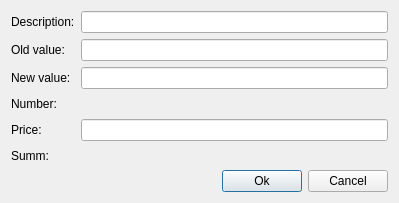
First picture: the form in editpayment.ui, repository sergey196510/mycash, before the edit.
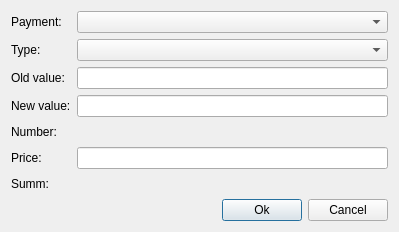
Second picture: the form after the edit.

The edit to the form file:
```diff
--- a/editpayment.ui
+++ b/editpayment.ui
@@ -7,7 +7,7 @@
     <x>0</x>
     <y>0</y>
     <width>399</width>
-    <height>203</height>
+    <height>232</height>
    </rect>
   </property>
   <property name="windowTitle">
@@ -16,74 +16,84 @@
   <layout class="QVBoxLayout" name="verticalLayout">
    <item>
     <layout class="QGridLayout" name="gridLayout">
-     <item row="4" column="0">
+     <item row="5" column="0">
       <widget class="QLabel" name="label_4">
        <property name="text">
         <string>Price:</string>
        </property>
       </widget>
      </item>
-     <item row="2" column="1">
+     <item row="3" column="1">
       <widget class="QLineEdit" name="newEdit"/>
      </item>
-     <item row="3" column="0">
+     <item row="4" column="0">
       <widget class="QLabel" name="label_5">
        <property name="text">
         <string>Number:</string>
        </property>
       </widget>
      </item>
-     <item row="2" column="0">
+     <item row="3" column="0">
       <widget class="QLabel" name="label_3">
        <property name="text">
         <string>New value:</string>
        </property>
       </widget>
      </item>
-     <item row="1" column="0">
+     <item row="2" column="0">
       <widget class="QLabel" name="label_2">
        <property name="text">
         <string>Old value:</string>
        </property>
       </widget>
      </item>
-     <item row="3" column="1">
-      <widget class="QLabel" name="number_value">
-       <property name="text">
-        <string/>
-       </property>
-      </widget>
+     <item row="5" column="1">
+      <widget class="QLineEdit" name="priceEdit"/>
      </item>
-     <item row="1" column="1">
+     <item row="2" column="1">
       <widget class="QLineEdit" name="oldEdit"/>
      </item>
      <item row="4" column="1">
-      <widget class="QLineEdit" name="priceEdit"/>
+      <widget class="QLabel" name="number_value">
+       <property name="text">
+        <string/>
+       </property>
+      </widget>
      </item>
      <item row="0" column="0">
       <widget class="QLabel" name="label">
        <property name="text">
-        <string>Description:</string>
+        <string>Payment:</string>
        </property>
       </widget>
      </item>
-     <item row="0" column="1">
-      <widget class="QLineEdit" name="descrEdit"/>
-     </item>
-     <item row="5" column="0">
+     <item row="6" column="0">
       <widget class="QLabel" name="label_6">
        <property name="text">
         <string>Summ:</string>
        </property>
       </widget>
      </item>
-     <item row="5" column="1">
+     <item row="6" column="1">
       <widget class="QLabel" name="summ_value">
        <property name="text">
         <string/>
        </property>
       </widget>
      </item>
+     <item row="1" column="0">
+      <widget class="QLabel" name="label_7">
+       <property name="text">
+        <string>Type:</string>
+       </property>
+      </widget>
+     </item>
+     <item row="1" column="1">
+      <widget class="QComboBox" name="typeBox"/>
+     </item>
+     <item row="0" column="1">
+      <widget class="QComboBox" name="paymentBox"/>
+     </item>
     </layout>
    </item>
    <item>
```
Left out of the diff: 9 changed lines with no effect on the pictures.
